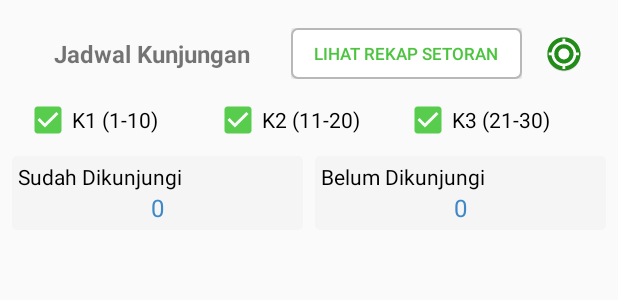
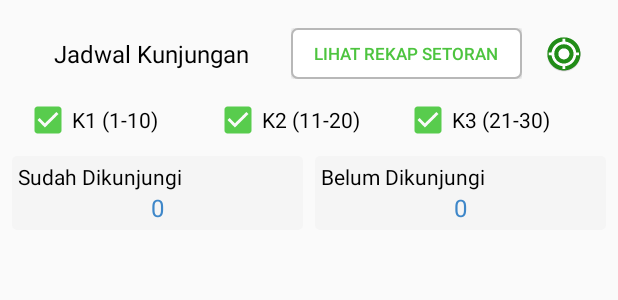
Before and after one commit to maulanagmedia/yayasanislamamanah, an Android app: the layout fragment_collector_jadwal.xml on its own in the app's theme, with its tools: preview values and no code run, on a phone screen of 412 x 824 dp. Shown: the top 300 px of the screen. Run offline under Robolectric (Android 15) with nearby library versions, the phone set to English and light mode, and no system bars; network calls fail.

Commit message:
Update mas Maul 18/10/2019 15:45

```diff
--- a/app/src/main/res/layout/fragment_collector_jadwal.xml
+++ b/app/src/main/res/layout/fragment_collector_jadwal.xml
@@ -23,7 +23,8 @@
             android:gravity="center"
             android:text="Jadwal Kunjungan"
             android:textSize="@dimen/text_medium"
-            android:textStyle="bold" />
+            android:textColor="@color/color_black"
+            />
 
         <LinearLayout
             android:layout_width="0dp"
```
